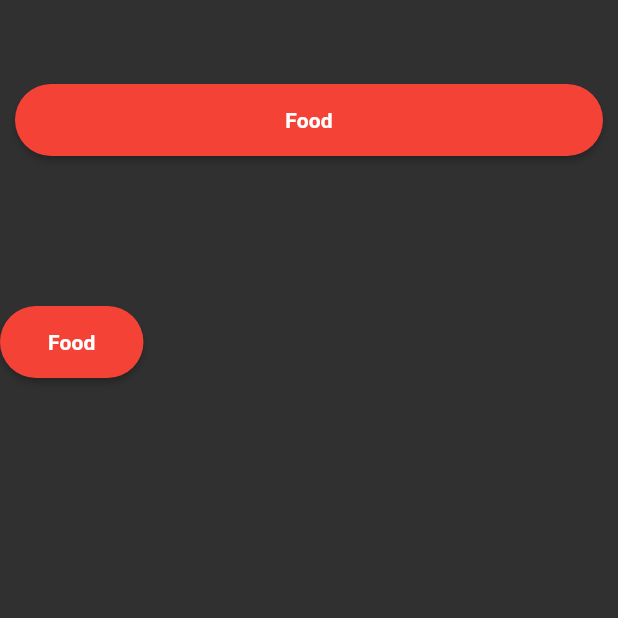
After one commit to umit-turk/Flutter-, a Flutter app: the screen it shows after launch, on a phone screen of 412 x 824 dp, the top half of it. The commit adds this screen. Run offline on Flutter 3.47's test engine with Material 2 defaults, Android fonts, the phone set to English and light mode, and no system bars.

Commit message:
custom button

```diff
--- /dev/null
+++ b/lib/101/custom_widget_learn.dart
@@ -0,0 +1,68 @@
+import 'package:flutter/material.dart';
+
+class CustomWidgetLearn extends StatelessWidget {
+  const CustomWidgetLearn({Key? key}) : super(key: key);
+  final String title = "Food";
+
+  @override
+  Widget build(BuildContext context) {
+    return Scaffold(
+      appBar: AppBar(),
+      body: Column(
+        crossAxisAlignment: CrossAxisAlignment.start,
+        children: [
+          Center(
+            child: Padding(
+              padding: const EdgeInsets.symmetric(horizontal: 10),
+              child: SizedBox(
+                width: MediaQuery.of(context).size.width,
+                child: CustomFoodButton(
+                  title: title,
+                ),
+              ),
+            ),
+          ),
+          SizedBox(
+            height: 100,
+          ),
+          CustomFoodButton(
+            title: title,
+          ),
+        ],
+      ),
+    );
+  }
+}
+
+class _Colorsutility {
+  final Color redColor = Colors.red;
+  final Color whiteColor = Colors.white;
+}
+
+class _PaddingUtility {
+  final EdgeInsets normalPadding = const EdgeInsets.all(8.0);
+  final EdgeInsets normal2xPadding = const EdgeInsets.all(16.0);
+}
+
+class CustomFoodButton extends StatelessWidget with _Colorsutility, _PaddingUtility {
+  CustomFoodButton({Key? key, required this.title}) : super(key: key);
+  final String title;
+
+  @override
+  Widget build(BuildContext context) {
+    return ElevatedButton(
+      style: ElevatedButton.styleFrom(
+        primary: redColor,
+        shape: StadiumBorder(),
+      ),
+      onPressed: () {},
+      child: Padding(
+        padding: normal2xPadding,
+        child: Text(
+          title,
+          style: Theme.of(context).textTheme.subtitle2?.copyWith(color: whiteColor, fontWeight: FontWeight.bold),
+        ),
+      ),
+    );
+  }
+}
--- a/lib/main.dart
+++ b/lib/main.dart
@@ -5,6 +5,7 @@ import 'package:flutter_application_1/101/button_learn.dart';
 import 'package:flutter_application_1/101/card_learn.dart';
 import 'package:flutter_application_1/101/color_learn.dart';
 import 'package:flutter_application_1/101/container_sized_box_learn.dart';
+import 'package:flutter_application_1/101/custom_widget_learn.dart';
 import 'package:flutter_application_1/101/icon_learn.dart';
 import 'package:flutter_application_1/101/image_learn.dart';
 import 'package:flutter_application_1/101/padding_learn.dart';
@@ -32,7 +33,7 @@ class MyApp extends StatelessWidget {
         appBarTheme:
             AppBarTheme(centerTitle: true, backgroundColor: Colors.transparent, elevation: 0, systemOverlayStyle: SystemUiOverlayStyle.light, toolbarTextStyle: const TextStyle(color: Colors.red)),
       ),
-      home: NoteDemos(),
+      home: CustomWidgetLearn(),
     );
   }
 }
```
